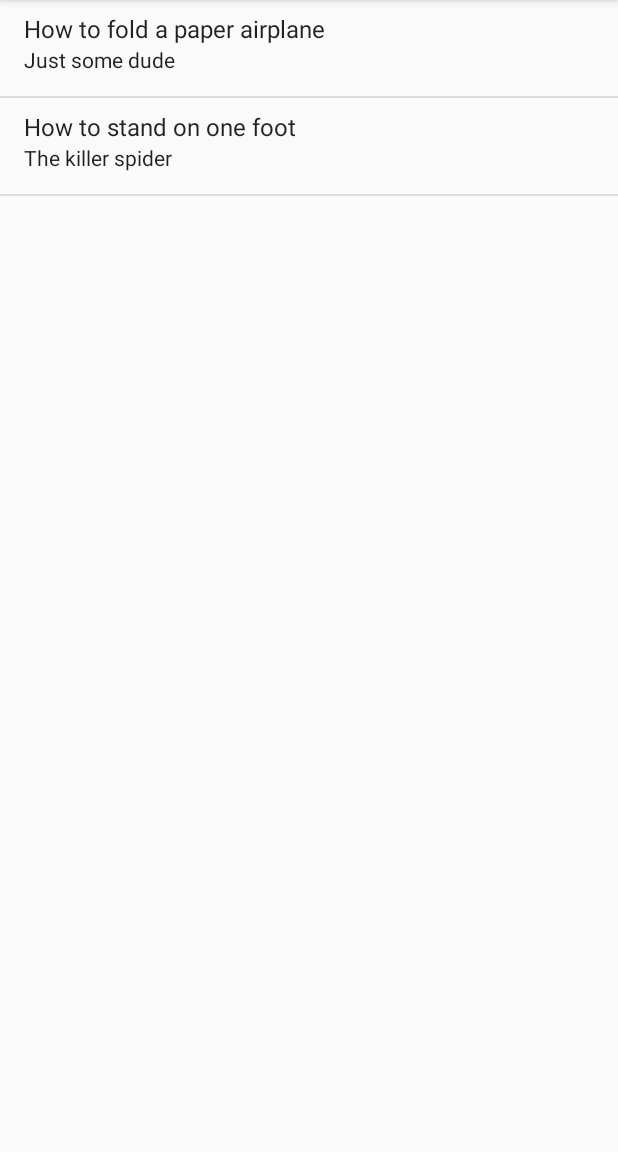
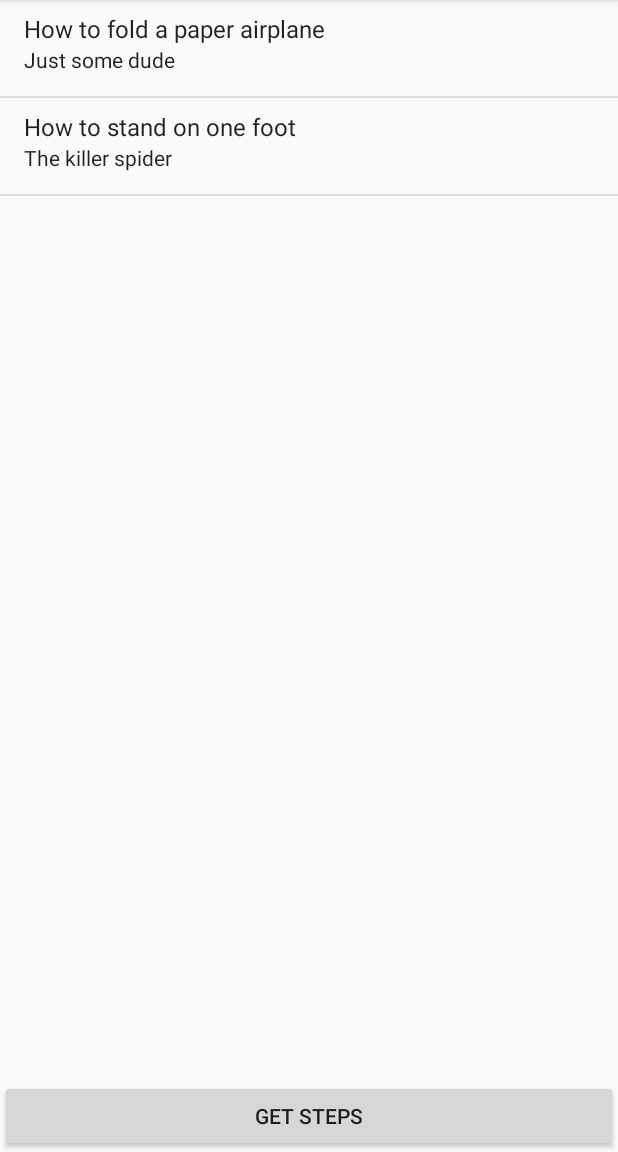
Before and after one commit to KillerSpiders/StepByStep, an Android app: the fragment MyStepsFragment shown on its own in the app's theme, on a phone screen of 412 x 824 dp, the part 84-1236 px from its top. Run offline under Robolectric (Android 15) with nearby library versions, the phone set to English and light mode, and no system bars; 1 statement that could not run was skipped.

Commit message:
added broken button

```diff
--- a/mobile/src/main/java/com/joshstrohminger/stepbystep/MyStepsFragment.java
+++ b/mobile/src/main/java/com/joshstrohminger/stepbystep/MyStepsFragment.java
@@ -70,6 +70,13 @@ public class MyStepsFragment extends Fragment implements AdapterView.OnItemClick
         listView.setAdapter(adapter);
         listView.setOnItemClickListener(this);
 
+        rootView.findViewById(R.id.button).setOnClickListener(new View.OnClickListener() {
+            @Override
+            public void onClick(View v) {
+                getFragmentManager().beginTransaction().replace(R.id.container, NavigationDrawerFragment.PlaceholderFragment).commit();
+            }
+        });
+
         return rootView;
     }
 
--- a/mobile/src/main/res/layout/fragment_home.xml
+++ b/mobile/src/main/res/layout/fragment_home.xml
@@ -22,7 +22,7 @@
         android:layout_height="wrap_content"
         android:textAppearance="?android:attr/textAppearanceLarge"
         android:textSize="36dp"
-        android:text="Step By Step"
+        android:text="@string/app_name"
         android:id="@+id/textViewTitle"
         android:textStyle="bold"
         android:shadowColor="@color/light_glow"
--- a/mobile/src/main/res/layout/fragment_my_steps.xml
+++ b/mobile/src/main/res/layout/fragment_my_steps.xml
@@ -1,8 +1,19 @@
 <?xml version="1.0" encoding="utf-8"?>
 <RelativeLayout xmlns:android="http://schemas.android.com/apk/res/android"
     android:layout_width="match_parent" android:layout_height="match_parent">
+
+    <Button
+        android:layout_width="match_parent"
+        android:layout_height="wrap_content"
+        android:text="@string/action_get_steps"
+        android:id="@+id/button"
+        android:layout_alignParentBottom="true"
+        android:layout_centerHorizontal="true" />
+
     <ListView
         android:layout_width="match_parent"
         android:layout_height="match_parent"
+        android:layout_above="@id/button"
         android:id="@+id/listView"/>
+
 </RelativeLayout>
```
Also changed, not shown: mobile/src/main/java/com/joshstrohminger/stepbystep/MainMobileActivity.java (+9 -4 lines), mobile/src/main/java/com/joshstrohminger/stepbystep/NavigationDrawerFragment.java (+6 -6 lines), mobile/src/main/res/values/strings.xml (+7 -6 lines).
